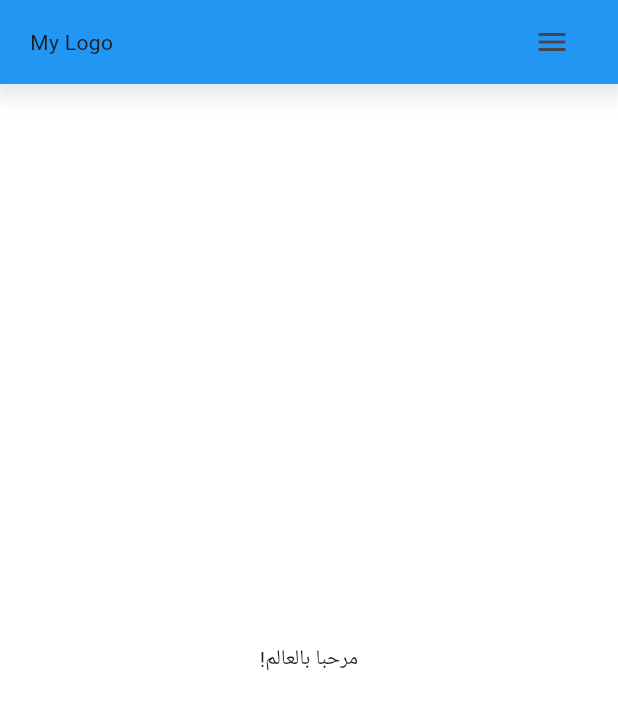
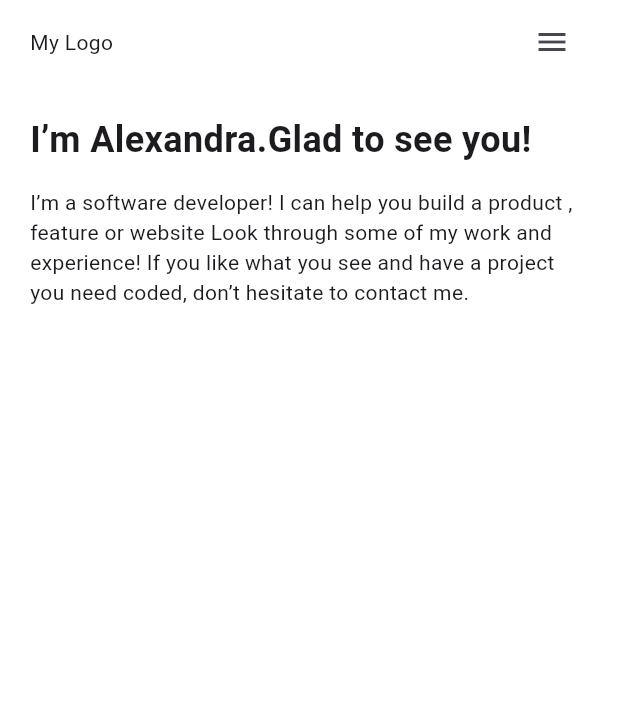
Before and after one commit to Salimer/portfolio-flutter, a Flutter app: the screen it shows after launch, on a phone screen of 412 x 824 dp. Shown: the top 710 px of the screen. Run offline on Flutter 3.47's test engine with Material 3 defaults, Android fonts, the phone set to English and light mode, and no system bars; our stand-ins replace flutter_riverpod, flutter_svg, riverpod_annotation; generated files the repository leaves out were written again.

Commit message:
gitflow-feature-stash: app-bar-and-intro

```diff
--- a/lib/core/constants/layout.dart
+++ b/lib/core/constants/layout.dart
@@ -1,3 +1,4 @@
 class Layout {
   static const double horizontalPadding = 20.0;
+  static const double mediumSpace = 15;
 }
--- a/lib/core/constants/text_styles.dart
+++ b/lib/core/constants/text_styles.dart
@@ -1 +1,9 @@
-class TextStyles {}
+import 'package:flutter/material.dart';
+
+class TextStyles {
+
+  static const TextStyle bold40 = TextStyle(
+    fontSize: 24.0,
+    fontWeight: FontWeight.bold,
+  );
+}
--- a/lib/features/home/presentation/views/home_view.dart
+++ b/lib/features/home/presentation/views/home_view.dart
@@ -1,6 +1,8 @@
 import 'package:flutter/material.dart';
 import 'package:flutter_template/core/extensions/context_extension.dart';
 
+import '../../../../core/constants/layout.dart';
+import '../../../../core/constants/text_styles.dart';
 import '../widgets/responsive_app_bar.dart';
 
 class HomeView extends StatelessWidget {
@@ -10,12 +12,33 @@ class HomeView extends StatelessWidget {
   Widget build(BuildContext context) {
     return Scaffold(
       backgroundColor: context.theme.scaffoldBackgroundColor,
-      appBar: PreferredSize(
-          preferredSize: Size.fromHeight(60.0),
-          child: ResponsiveAppBar(),
-        ),
-      body: Center(
-        child: Text(context.locale.helloWorld),
+      appBar: const PreferredSize(
+        preferredSize: Size.fromHeight(60.0),
+        child: ResponsiveAppBar(),
+      ),
+      body: ListView(
+        children: [
+          Container(
+            padding: const EdgeInsets.symmetric(
+              horizontal: Layout.horizontalPadding,
+              vertical: 20,
+            ),
+            width: double.infinity,
+            child: const Column(
+              crossAxisAlignment: CrossAxisAlignment.start,
+              children: [
+                Text(
+                  "I’m Alexandra.Glad to see you!",
+                  style: TextStyles.bold40,
+                  textAlign: TextAlign.start,
+                ),
+                SizedBox(height: Layout.mediumSpace),
+                Text(
+                    "I’m a software developer! I can help you build a product , feature or website Look through some of my work and experience! If you like what you see and have a project you need coded, don’t hesitate to contact me."),
+              ],
+            ),
+          ),
+        ],
       ),
     );
   }
--- a/lib/features/home/presentation/widgets/responsive_app_bar.dart
+++ b/lib/features/home/presentation/widgets/responsive_app_bar.dart
@@ -10,12 +10,12 @@ class ResponsiveAppBar extends StatelessWidget {
     return Container(
       decoration: BoxDecoration(
         boxShadow: [
-          BoxShadow(
-            color: Colors.black.withOpacity(0.1),
-            blurRadius: 10,
-            spreadRadius: 5,
-            offset: Offset(0, 3),
-          ),
+          // BoxShadow(
+          //   color: Colors.black.withOpacity(0.5),
+          //   blurRadius: 10, // The blur radius for softness
+          //   spreadRadius: 5, // Spread to make the shadow larger
+          //   offset: Offset(0, 3),
+          // ),
         ],
       ),
       child: LayoutBuilder(
@@ -26,15 +26,15 @@ class ResponsiveAppBar extends StatelessWidget {
               height: kToolbarHeight,
               padding:
                   EdgeInsets.symmetric(horizontal: Layout.horizontalPadding),
-              color: Colors.blue,
+              color: Colors.white,
               child: Row(
                 mainAxisAlignment: MainAxisAlignment.spaceBetween,
                 children: [
+                  Text("My Logo"),
                   IconButton(
                     icon: Icon(Icons.menu),
                     onPressed: () {},
                   ),
-                  Text("My Logo"),
                 ],
               ),
             );
--- a/lib/my_app.dart
+++ b/lib/my_app.dart
@@ -14,7 +14,7 @@ class MyApp extends StatelessWidget {
   Widget build(BuildContext context) {
     return MaterialApp(
       title: 'Flutter Demo',
-      locale: const Locale('ar'),
+      locale: const Locale('en'), //Locale('ar'),
       theme: AppTheme.lightTheme,
       themeMode: ThemeMode.system,
       darkTheme: AppTheme.darkTheme,
```
